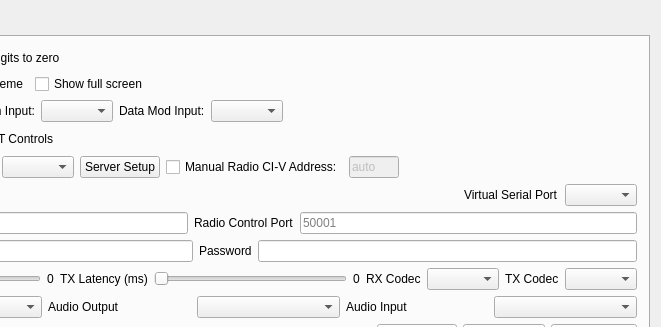
The window that wfmain.ui (adecarolis/wfweb) describes before a commit, drawn with Qt 5; both pictures show x 273 to 934 and y 0 to 327 of the 934 by 582 pixel window.
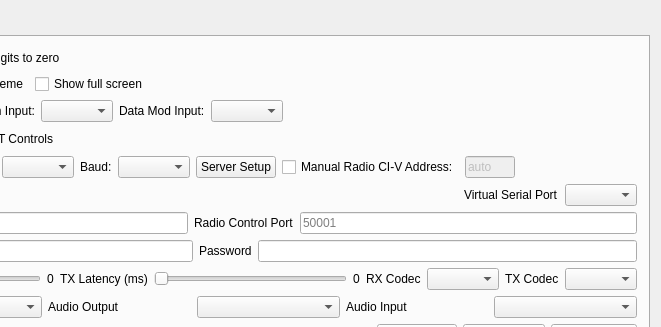
The same window after the commit. Custom widgets are drawn as their Qt base class.

Commit message: Serial baud rate is in the UI now. Added some enable/disable code to prevent confusion about which options can be used with which types of connections.

The edit to the form file:
```diff
--- a/wfmain.ui
+++ b/wfmain.ui
@@ -2175,6 +2175,26 @@
             </property>
            </widget>
           </item>
+          <item>
+           <widget class="QLabel" name="label_32">
+            <property name="text">
+             <string>Baud:</string>
+            </property>
+           </widget>
+          </item>
+          <item>
+           <widget class="QComboBox" name="baudRateCombo">
+            <property name="toolTip">
+             <string>&lt;html&gt;&lt;head/&gt;&lt;body&gt;&lt;p&gt;Baud rate selection menu. &lt;/p&gt;&lt;p&gt;For the IC-7300 select 115200. &lt;/p&gt;&lt;p&gt;Older rigs may require other settings. &lt;/p&gt;&lt;p&gt;Be sure to match what baud rate the rig is set to. Using the highese supported baud rate for the radio is recommended. &lt;/p&gt;&lt;/body&gt;&lt;/html&gt;</string>
+            </property>
+            <property name="accessibleName">
+             <string>baud rate</string>
+            </property>
+            <property name="accessibleDescription">
+             <string>baud rate selection menu</string>
+            </property>
+           </widget>
+          </item>
           <item>
            <widget class="QPushButton" name="udpServerSetupBtn">
             <property name="toolTip">
```
The commit also changes 2 other files.
